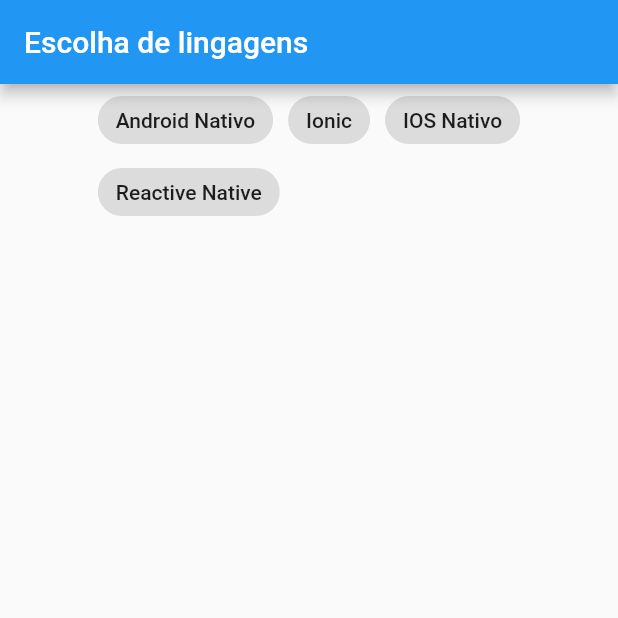
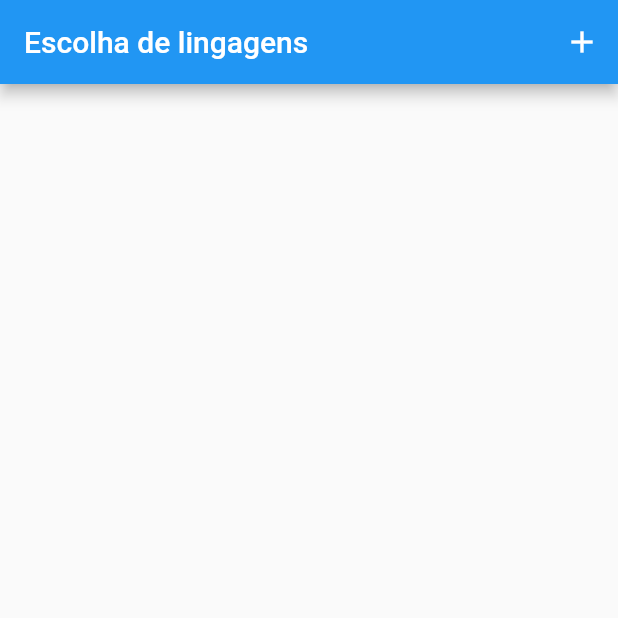
Before and after one commit to rafamazzucato/flutter_states_widgets_routes, a Flutter app: the screen it shows after launch, on a phone screen of 412 x 824 dp, the top half of it. Run offline on Flutter 3.47's test engine with Material 2 defaults, Android fonts, the phone set to English and light mode, and no system bars.

Commit message:
conclusao app 1

```diff
--- a/lib/main.dart
+++ b/lib/main.dart
@@ -1,7 +1,7 @@
 import 'package:flutter/material.dart';
 import 'package:flutter_states_widgets_routes/customs/itemList.dart';
 import 'package:flutter_states_widgets_routes/models/Language.dart';
-import 'package:flutter_svg/flutter_svg.dart';
+import 'package:flutter_states_widgets_routes/screens/AddLanguage.dart';
 
 void main() {
   runApp(const MyApp());
@@ -17,7 +17,11 @@ class MyApp extends StatelessWidget {
       theme: ThemeData(
         primarySwatch: Colors.blue,
       ),
-      home: const MyHomePage(),
+      initialRoute: "/",
+      routes: {
+        "/" : (context) => const MyHomePage(),
+        "/add" : (context) => AddLanguage(),
+      },
     );
   }
 }
@@ -30,23 +34,33 @@ class MyHomePage extends StatefulWidget {
 }
 
 class _MyHomePageState extends State<MyHomePage> {
-  List<Language> languages = [
-    Language("Android Nativo", "Linguagens C, Java, Kotlin"),
-    Language("Ionic", "Linguagens Javascript e TypeScript"),
-    Language("IOS Nativo", "Linguagens Objective-C e Swift"),
-    Language("Reactive Native", "Linguagens Javascript e TypeScriptn"),
-  ];
+  List<Language> languages = [];
 
   @override
   Widget build(BuildContext context) {
     return Scaffold(
         appBar: AppBar(
           title: const Text("Escolha de lingagens"),
+          actions: [
+            IconButton(
+              onPressed: _goToNewLanguage,
+              icon: const Icon(Icons.add)
+            )
+          ],
         ),
         body: Column(children: [
           Wrap(spacing: 10, children: buildChoices()),
           Expanded(child: ListView(children: buildListItens()))
         ]));
+  }
+
+  void _goToNewLanguage(){
+    Future future = Navigator.pushNamed(context, "/add");
+    future.then((language) => {
+      setState((){
+        languages.add(language);
+      })
+    });
   }
 
   List<Widget> buildChoices(){
--- a/lib/screens/AddLanguage.dart
+++ b/lib/screens/AddLanguage.dart
@@ -3,8 +3,8 @@
 import 'package:flutter/material.dart';
 import 'package:flutter_states_widgets_routes/models/Language.dart';
 
-class MyWidget extends StatelessWidget {
-  MyWidget({Key? key}) : super(key: key);
+class AddLanguage extends StatelessWidget {
+  AddLanguage({Key? key}) : super(key: key);
 
   final _formkey = GlobalKey<FormState>();
   final _titleController = TextEditingController();
```
